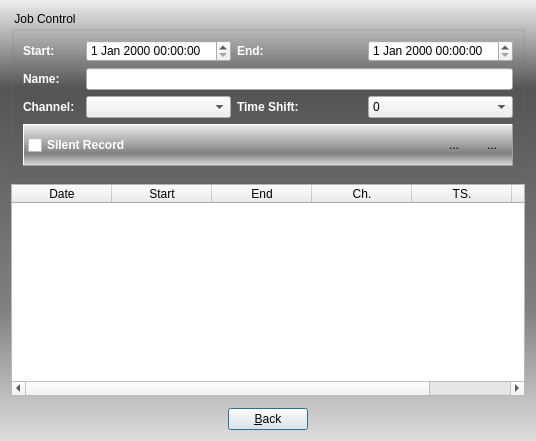
Before: the Qt Designer form vlc-record/ctimerrec.ui in code-google-com/vlc-record, drawn with Qt 5.
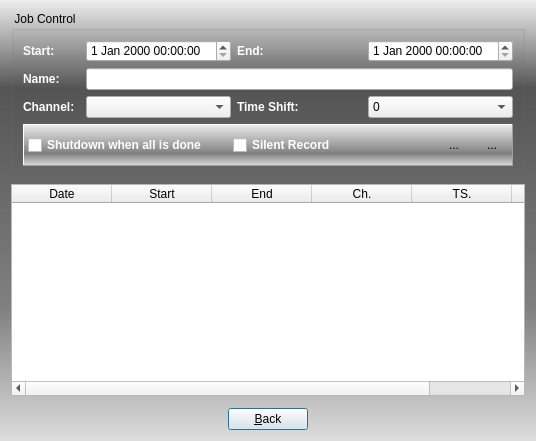
After: the same form once the commit is applied. Icons and pictures are not drawn.

Patch:
```diff
--- a/vlc-record/ctimerrec.ui
+++ b/vlc-record/ctimerrec.ui
@@ -186,7 +186,7 @@
          <property name="margin">
           <number>4</number>
          </property>
-         <item row="0" column="0">
+         <item row="0" column="1">
           <widget class="QCheckBox" name="checkRecMini">
            <property name="styleSheet">
             <string notr="true">QCheckBox#checkRecMini {
@@ -199,7 +199,7 @@
            </property>
           </widget>
          </item>
-         <item row="0" column="1">
+         <item row="0" column="2">
           <widget class="QToolButton" name="btnSet">
            <property name="minimumSize">
             <size>
@@ -228,7 +228,7 @@
            </property>
           </widget>
          </item>
-         <item row="0" column="2">
+         <item row="0" column="3">
           <widget class="QToolButton" name="btnDel">
            <property name="minimumSize">
             <size>
@@ -257,6 +257,19 @@
            </property>
           </widget>
          </item>
+         <item row="0" column="0">
+          <widget class="QCheckBox" name="checkShutdown">
+           <property name="styleSheet">
+            <string notr="true">QCheckBox#checkShutdown {
+   font-weight: bold;
+   color: white;
+}</string>
+           </property>
+           <property name="text">
+            <string>Shutdown when all is done</string>
+           </property>
+          </widget>
+         </item>
         </layout>
        </widget>
       </item>
@@ -290,6 +303,15 @@
      <attribute name="verticalHeaderStretchLastSection">
       <bool>false</bool>
      </attribute>
+     <attribute name="verticalHeaderVisible">
+      <bool>false</bool>
+     </attribute>
+     <attribute name="horizontalHeaderStretchLastSection">
+      <bool>true</bool>
+     </attribute>
+     <attribute name="verticalHeaderStretchLastSection">
+      <bool>false</bool>
+     </attribute>
      <column>
       <property name="text">
        <string>Date</string>
```
